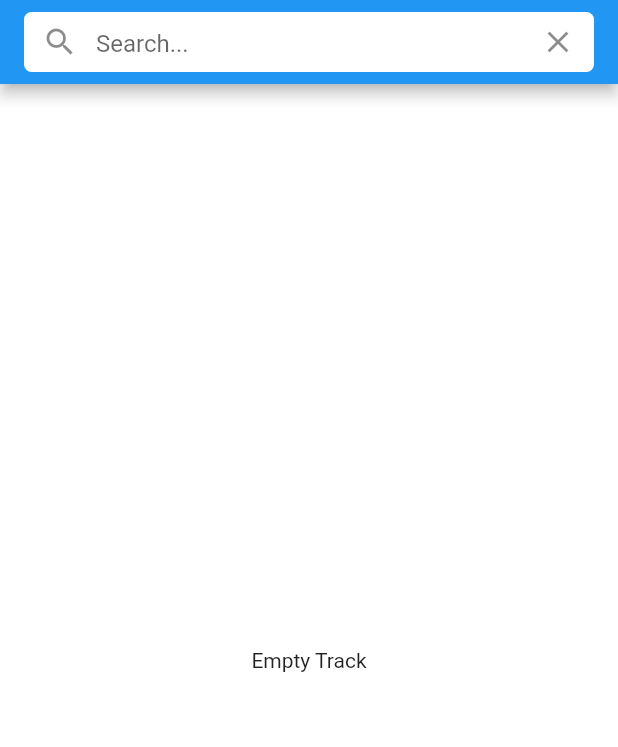
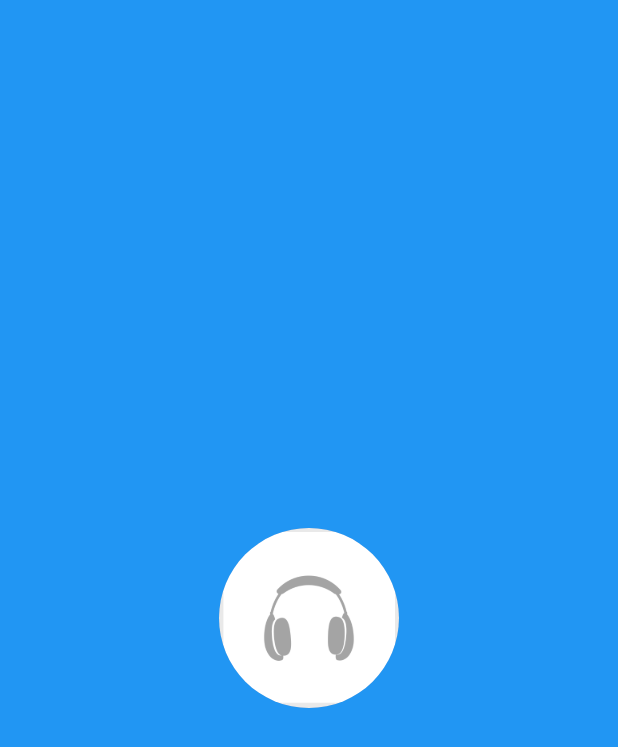
Before and after one commit to nuzularifin/mymusic, a Flutter app: the first screen one second after launch, on a phone screen of 412 x 824 dp. Shown: the top 747 px of the screen. Run offline on Flutter 3.47's test engine with Material 2 defaults, Android fonts, the light colour scheme and no system bars; our stand-ins replace audioplayers, bloc, dartz, dio, equatable, flutter_bloc and 3 more.

Commit message:
adding splash screen

```diff
--- a/lib/feature/home/presentation/components/home_music_screen.dart
+++ b/lib/feature/home/presentation/components/home_music_screen.dart
@@ -16,8 +16,8 @@ class MusicApp extends StatefulWidget {
 class _MusicAppState extends State<MusicApp> {
   Song? currentSong;
   String searchSong = "";
-  Duration _duration = Duration();
-  Duration _position = Duration();
+  Duration _duration = const Duration();
+  Duration _position = const Duration();
   List<Song> songList = [];
   int selectedIndex = -1;
   final TextEditingController _inputSearchMusic = TextEditingController();
@@ -86,9 +86,9 @@ class _MusicAppState extends State<MusicApp> {
             },
             controller: _inputSearchMusic,
             decoration: InputDecoration(
-                prefixIcon: Icon(Icons.search),
+                prefixIcon: const Icon(Icons.search),
                 suffixIcon: IconButton(
-                  icon: Icon(Icons.clear),
+                  icon: const Icon(Icons.clear),
                   onPressed: () {
                     /* Clear the search field */
                     _inputSearchMusic.text = "";
@@ -224,11 +224,11 @@ class _MusicAppState extends State<MusicApp> {
                           children: [
                             Text(
                               _position.toString().split('.')[0],
-                              style: TextStyle(fontSize: 10),
+                              style: const TextStyle(fontSize: 10),
                             ),
                             Text(
                                 '${Duration(milliseconds: currentSong!.trackTimeMillis).toString().split('.')[0]}',
-                                style: TextStyle(fontSize: 10)),
+                                style: const TextStyle(fontSize: 10)),
                           ],
                         ),
                       ),
--- a/lib/main.dart
+++ b/lib/main.dart
@@ -1,7 +1,5 @@
 import 'package:flutter/material.dart';
-import 'package:flutter_bloc/flutter_bloc.dart';
-import 'feature/home/presentation/bloc/home_music_bloc.dart';
-import 'feature/home/presentation/components/home_music_screen.dart';
+import 'package:mymusic/splash_screen.dart';
 import 'injection_container.dart' as di;
 
 void main() async {
@@ -15,14 +13,9 @@ class MyApp extends StatelessWidget {
   // This widget is the root of your application.
   @override
   Widget build(BuildContext context) {
-    return MultiBlocProvider(
-      providers: [
-        BlocProvider<HomeMusicBloc>(create: (_) => di.sl<HomeMusicBloc>())
-      ],
-      child: const MaterialApp(
-        title: 'Flutter Demo',
-        home: MusicApp(),
-      ),
+    return const MaterialApp(
+      title: 'Flutter Demo',
+      home: SplashScreen(),
     );
   }
 }
--- /dev/null
+++ b/lib/splash_screen.dart
@@ -0,0 +1,49 @@
+import 'dart:async';
+
+import 'package:flutter/material.dart';
+import 'package:flutter_bloc/flutter_bloc.dart';
+import 'package:mymusic/feature/home/presentation/components/home_music_screen.dart';
+import 'injection_container.dart' as di;
+import 'feature/home/presentation/bloc/home_music_bloc.dart';
+
+class SplashScreen extends StatefulWidget {
+  const SplashScreen({Key? key}) : super(key: key);
+
+  @override
+  State<SplashScreen> createState() => _SplashScreenState();
+}
+
+class _SplashScreenState extends State<SplashScreen> {
+  @override
+  void initState() {
+    super.initState();
+    Timer(
+        const Duration(seconds: 3),
+        () => Navigator.pushReplacement(
+            context,
+            MaterialPageRoute(
+                builder: (context) => MultiBlocProvider(providers: [
+                      BlocProvider<HomeMusicBloc>(
+                          create: (_) => di.sl<HomeMusicBloc>())
+                    ], child: const MusicApp()))));
+  }
+
+  @override
+  Widget build(BuildContext context) {
+    return Container(
+      color: Colors.blue,
+      width: MediaQuery.of(context).size.width * 1,
+      height: MediaQuery.of(context).size.height * 1,
+      child: Center(
+        child: Container(
+            height: 120,
+            width: 120,
+            child: const CircleAvatar(
+              backgroundImage:
+                  AssetImage('assets/images/music_placeholder.png'),
+              radius: 220,
+            )),
+      ),
+    );
+  }
+}
--- a/pubspec.yaml
+++ b/pubspec.yaml
@@ -65,8 +65,8 @@ flutter:
   # the material Icons class.
   uses-material-design: true
   # To add assets to your application, add an assets section, like this:
-  # assets:
-  #   - images/a_dot_burr.jpeg
+  assets:
+    - assets/images/music_placeholder.png
   #   - images/a_dot_ham.jpeg
   # An image asset can refer to one or more resolution-specific "variants", see
   # https://flutter.dev/assets-and-images/#resolution-aware.
```
Also changed, not shown: assets/images/music_placeholder.png (added).
